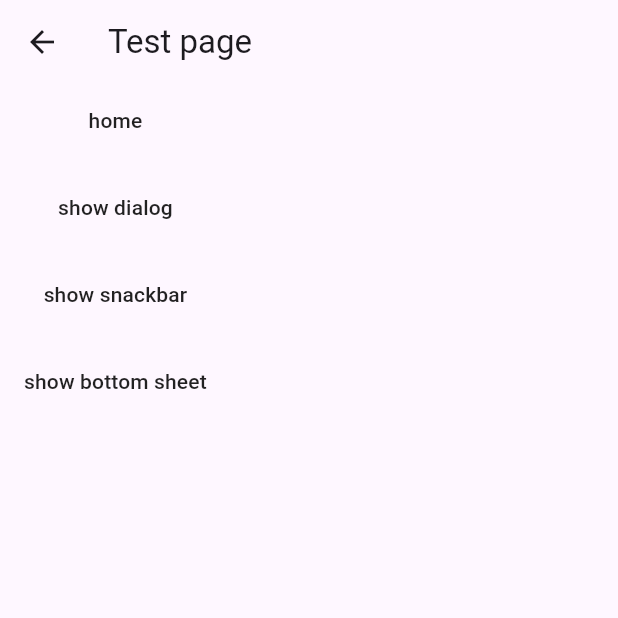
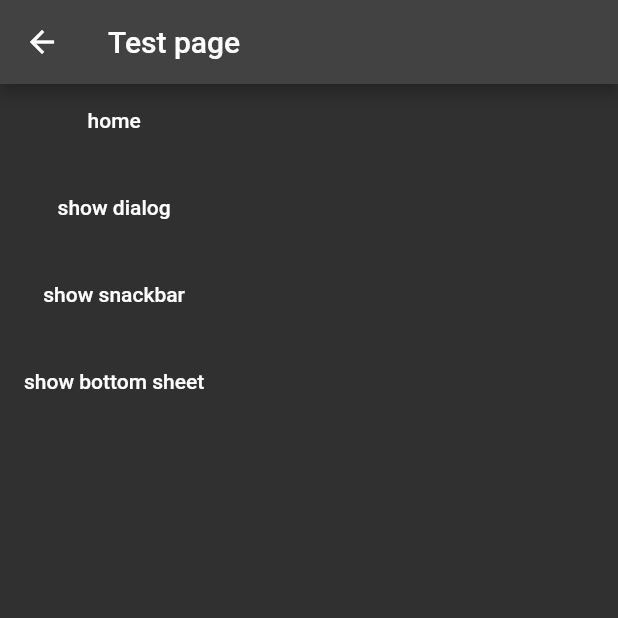
Before and after one commit to shehab-nabil/GETX_test, a Flutter app: the screen it shows after launch, after a tap on "Test page", on a phone screen of 412 x 824 dp, the top half of it. Run offline on Flutter 3.47's test engine with Material 2 defaults, Android fonts, the phone set to English and light mode, and no system bars; our stand-ins replace get, shared_preferences.

Commit message:
theme in getx

```diff
--- a/lib/main.dart
+++ b/lib/main.dart
@@ -24,15 +24,17 @@ class MyApp extends StatelessWidget {
 
     Get.put(LocaleController());
     return GetMaterialApp(
+      theme: ThemeData.dark(),
       debugShowCheckedModeBanner: false,
       locale: controller.memoryLang(),
       translations: Locale(),
       onGenerateRoute: AppRoutes.onGenerateRoute,
       title: 'Flutter Demo',
-      theme: ThemeData(
-        colorScheme: ColorScheme.fromSeed(seedColor: Colors.deepPurple),
-        useMaterial3: true,
-      ),
+      // themeMode: ThemeMode.dark,
+      // theme: ThemeData(
+      //   colorScheme: ColorScheme.fromSeed(seedColor: Colors.deepPurple),
+      //   useMaterial3: true,
+      // ),
       initialRoute: '/',
       // home: const CounterScreen()
       // const HomeScreen(title: '')
--- a/lib/view/home_screen.dart
+++ b/lib/view/home_screen.dart
@@ -28,6 +28,15 @@ class HomeScreen extends StatelessWidget //extends GetView<HomeController> {
         child: Column(
           mainAxisAlignment: MainAxisAlignment.center,
           children: [
+            IconButton(
+                onPressed: () {
+                  if (Get.isDarkMode) {
+                    Get.changeTheme(ThemeData.light());
+                  } else {
+                    Get.changeTheme(ThemeData.dark());
+                  }
+                },
+                icon: const Icon(Icons.color_lens)),
             MaterialButton(
                 onPressed: () {
                   Get.toNamed('/testScreen');
--- a/lib/view/test_page.dart
+++ b/lib/view/test_page.dart
@@ -14,7 +14,9 @@ class TestPage extends StatelessWidget {
         children: [
           MaterialButton(
             onPressed: () {
-              Get.back();
+              Get.changeTheme(ThemeData.light());
+
+              // Get.back();
             },
             child: const Text('home'),
           ),
```
Also changed, not shown: 7 other files.
